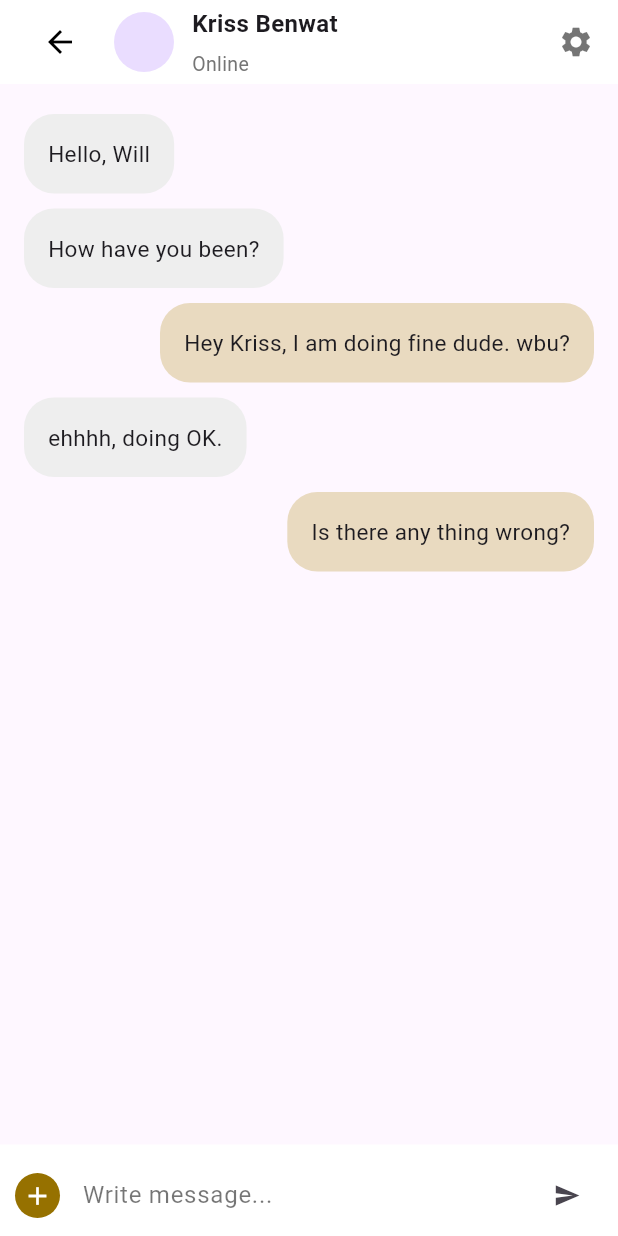
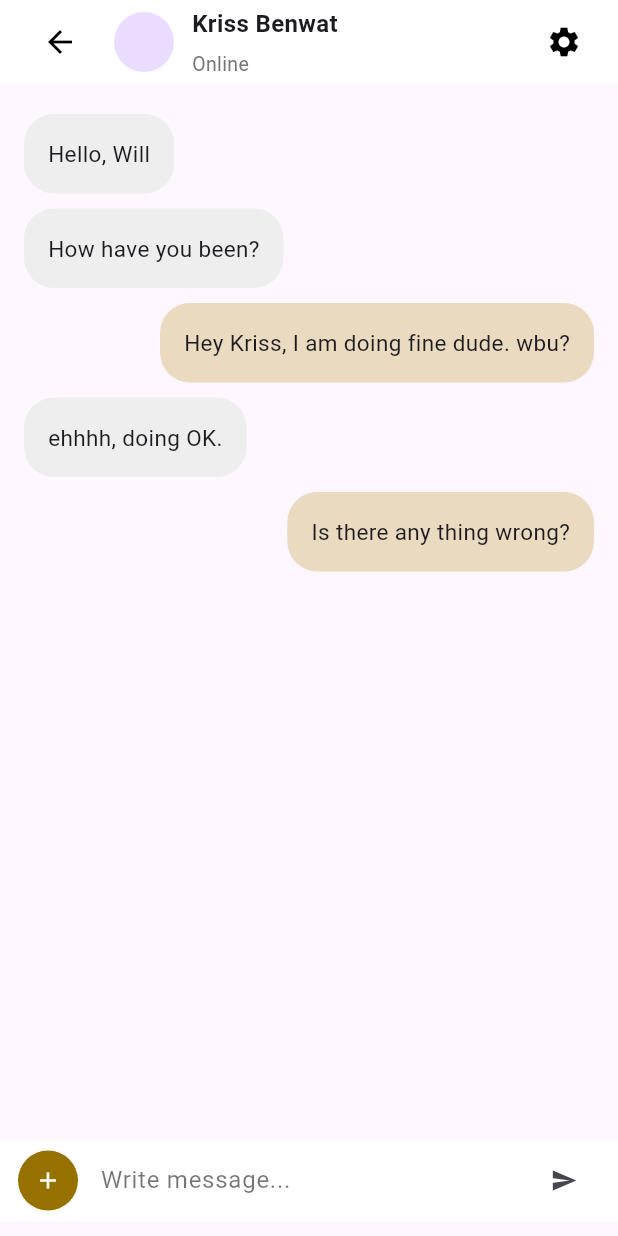
Before and after one commit to rndvouz/rndvouz_mobile_app, a Flutter app: the HomeNotification screen opened directly, after a tap on the "add" icon, after a tap on "New Message", on a phone screen of 412 x 824 dp. Run offline on Flutter 3.47's test engine with Material 3 defaults, Android fonts, the phone set to English and light mode, and no system bars; our stand-ins replace expandable_text, firebase_core, flutter_card_swiper, flutter_riverpod, image_cropper, image_picker and 1 more; missing offline and left inert: material_theme_builder; accounts and stored records are empty.

Commit message:
fixed some UI of the chat page

```diff
--- a/lib/app.dart
+++ b/lib/app.dart
@@ -7,7 +7,7 @@ import 'features/settings/presentation/app_theme.dart';
 import 'package:flutter/material.dart';
 
 class RndvouzApp extends ConsumerWidget {
-  RndvouzApp({Key? key}) : super(key: key);
+  const RndvouzApp({Key? key}) : super(key: key);
 
   @override
   Widget build(BuildContext context, WidgetRef ref) {
@@ -20,7 +20,7 @@ class RndvouzApp extends ConsumerWidget {
       darkTheme: AppTheme.darkTheme,
       themeMode: curThemeMode,
       routes: {
-        '/login': (BuildContext context) => LoginPage(),
+        '/login': (BuildContext context) => const LoginPage(),
         //'/login': (BuildContext context) => Settings(),
         '/': (BuildContext context) => const HomeBottomNavBar(),
       },
--- a/lib/features/authentication/presentation/login_page.dart
+++ b/lib/features/authentication/presentation/login_page.dart
@@ -36,6 +36,7 @@ class LoginPage extends ConsumerWidget {
 
     return Scaffold(
       body: Center(
+        child: SingleChildScrollView(
           child: Column(
             mainAxisAlignment: MainAxisAlignment.center,
             children: [
@@ -83,7 +84,8 @@ class LoginPage extends ConsumerWidget {
                   borderRadius: BorderRadius.circular(15.0),
                 ),
                 elevation: 5,
-              margin: const EdgeInsets.symmetric(horizontal: 20, vertical: 10),
+                margin:
+                    const EdgeInsets.symmetric(horizontal: 20, vertical: 10),
                 child: Padding(
                   padding: const EdgeInsets.all(16.0),
                   child: TextFormField(
@@ -179,6 +181,7 @@ class LoginPage extends ConsumerWidget {
             ],
           ),
         ),
+      ),
     );
   }
 }
--- a/lib/features/chat/Presentation/chat.dart
+++ b/lib/features/chat/Presentation/chat.dart
@@ -25,25 +25,25 @@ class SingleChat extends StatelessWidget {
           backgroundColor: Colors.white,
           flexibleSpace: SafeArea(
             child: Container(
-              padding: EdgeInsets.only(left: 16, right: 16),
+              padding: const EdgeInsets.only(left: 16, right: 16),
               child: Row(
                 children: <Widget>[
                   IconButton(
                     onPressed: () {
                       Navigator.pop(context);
                     },
-                    icon: Icon(
+                    icon: const Icon(
                       Icons.arrow_back,
                       color: Colors.black,
                     ),
                   ),
-                  SizedBox(
+                  const SizedBox(
                     width: 12,
                   ),
-                  CircleAvatar(
+                  const CircleAvatar(
                     maxRadius: 20,
                   ),
-                  SizedBox(
+                  const SizedBox(
                     width: 12,
                   ),
                   Expanded(
@@ -51,12 +51,12 @@ class SingleChat extends StatelessWidget {
                       crossAxisAlignment: CrossAxisAlignment.start,
                       mainAxisAlignment: MainAxisAlignment.center,
                       children: <Widget>[
-                        Text(
+                        const Text(
                           "Kriss Benwat",
                           style: TextStyle(
                               fontSize: 16, fontWeight: FontWeight.w600),
                         ),
-                        SizedBox(
+                        const SizedBox(
                           height: 6,
                         ),
                         Text(
@@ -67,12 +67,19 @@ class SingleChat extends StatelessWidget {
                       ],
                     ),
                   ),
-                  SizedBox(
+                  const SizedBox(
                     width: 12,
-                  ), // Add some padding
-                  Icon(
-                    Icons.settings,
-                    color: Colors.black54,
+                  ),
+                  CircleAvatar(
+                    backgroundColor: Colors.transparent,
+                    child: IconButton(
+                      onPressed: () {},
+                      icon: const Icon(
+                        Icons.settings,
+                        // size: 18,
+                        color: Colors.black,
+                      ),
+                    ),
                   ),
                 ],
               ),
@@ -84,11 +91,11 @@ class SingleChat extends StatelessWidget {
             ListView.builder(
               itemCount: messages.length,
               shrinkWrap: true,
-              padding: EdgeInsets.only(top: 10),
-              physics: NeverScrollableScrollPhysics(),
+              padding: const EdgeInsets.only(top: 10),
+              physics: const NeverScrollableScrollPhysics(),
               itemBuilder: (context, index) {
                 return Container(
-                  padding: EdgeInsets.only(left: 16, right: 16, top: 10),
+                  padding: const EdgeInsets.only(left: 16, right: 16, top: 10),
                   child: Align(
                     alignment: (messages[index].messageType == "receiver"
                         ? Alignment.topLeft
@@ -100,10 +107,10 @@ class SingleChat extends StatelessWidget {
                             ? Colors.grey.shade200
                             : colorCream2),
                       ),
-                      padding: EdgeInsets.all(16),
+                      padding: const EdgeInsets.all(16),
                       child: Text(
                         messages[index].messageContent,
-                        style: TextStyle(fontSize: 15),
+                        style: const TextStyle(fontSize: 15),
                       ),
                     ),
                   ),
@@ -115,33 +122,26 @@ class SingleChat extends StatelessWidget {
                   MainAxisAlignment.end, // Align the children at the bottom
               children: <Widget>[
                 Container(
-                  padding:
-                      EdgeInsets.only(left: 10, right: 10, top: 10, bottom: 3),
+                  padding: const EdgeInsets.only(
+                      left: 12, right: 12, top: 3, bottom: 3),
                   color: Colors.white,
                   child: Row(
                     children: <Widget>[
-                      GestureDetector(
-                        onTap: () {
-                          // Handle onTap
-                        },
-                        child: Container(
-                          height: 30,
-                          width: 30,
-                          decoration: BoxDecoration(
-                            color: secondaryBrown,
-                            borderRadius: BorderRadius.circular(30),
-                          ),
-                          child: Icon(
+                      CircleAvatar(
+                        backgroundColor: secondaryBrown,
+                        child: IconButton(
+                          onPressed: () {},
+                          icon: const Icon(
                             Icons.add,
+                            size: 18,
                             color: Colors.white,
-                            size: 20,
                           ),
                         ),
                       ),
-                      SizedBox(
+                      const SizedBox(
                         width: 15,
                       ),
-                      Expanded(
+                      const Expanded(
                         child: TextField(
                           decoration: InputDecoration(
                             hintText: "Write message...",
@@ -152,7 +152,7 @@ class SingleChat extends StatelessWidget {
                       ),
                       IconButton(
                         onPressed: () {},
-                        icon: Icon(
+                        icon: const Icon(
                           Icons.send,
                           size: 18,
                         ),
@@ -160,6 +160,9 @@ class SingleChat extends StatelessWidget {
                     ],
                   ),
                 ),
+                MediaQuery.of(context).viewInsets.bottom == 0
+                    ? const SizedBox(height: 10)
+                    : const SizedBox(height: 0),
               ],
             ),
           ],
--- a/lib/features/home/presentation/home_browse.dart
+++ b/lib/features/home/presentation/home_browse.dart
@@ -4,8 +4,6 @@ import 'package:rndvouz/features/swipe/presentation/swipe_feature.dart';
 import 'package:flutter/material.dart';
 
 import '../../common/data/colors.dart';
-import '../../merchandise/domain/merchandise_garment.dart';
-
 // Change to Stateful when you can tap on image to view more information about it
 class HomeBrowseOrSwipe extends StatelessWidget {
   const HomeBrowseOrSwipe({Key? key}) : super(key: key);
@@ -25,7 +23,7 @@ class HomeBrowseOrSwipe extends StatelessWidget {
     return allMerchandise.map((merch) {
       return Card(
         elevation: 0.0,
-        margin: EdgeInsets.all(0.5),
+        margin: const EdgeInsets.all(0.5),
         child: Column(
           crossAxisAlignment: CrossAxisAlignment.start,
           children: <Widget>[
--- a/lib/features/home/presentation/home_notification.dart
+++ b/lib/features/home/presentation/home_notification.dart
@@ -1,7 +1,6 @@
 import 'dart:async';
 import 'package:flutter/material.dart';
 import 'package:intl/intl.dart';
-import 'package:stream_channel/stream_channel.dart';
 import 'package:rndvouz/features/chat/Presentation/chat.dart';
 
 class HomeNotification extends StatefulWidget {
@@ -33,8 +32,8 @@ class _HomeNotificationState extends State<HomeNotification> {
         backgroundColor: Colors.white,
         flexibleSpace: SafeArea(
           child: Container(
-            padding: EdgeInsets.only(left: 16, top: 16, right: 16),
-            child: Row(
+            padding: const EdgeInsets.only(left: 16, top: 16, right: 16),
+            child: const Row(
               mainAxisAlignment: MainAxisAlignment.spaceBetween,
               children: <Widget>[
                 Text(
@@ -45,8 +44,13 @@ class _HomeNotificationState extends State<HomeNotification> {
                     color: Colors.black,
                   ),
                 ),
-                SizedBox(width: 12,),
-                Icon(Icons.settings, color: Colors.black54,),
+                SizedBox(
+                  width: 12,
+                ),
+                Icon(
+                  Icons.settings,
+                  color: Colors.black54,
+                ),
               ],
             ),
           ),
@@ -58,7 +62,7 @@ class _HomeNotificationState extends State<HomeNotification> {
           if (snapshot.hasData) {
             return buildChatList(snapshot.data!);
           } else {
-            return Center(
+            return const Center(
               child: CircularProgressIndicator(),
             );
           }
@@ -73,15 +77,15 @@ class _HomeNotificationState extends State<HomeNotification> {
           );
           _streamController.sink.add(message);
         },
-        child: Icon(Icons.add),
+        child: const Icon(Icons.add),
       ),
       floatingActionButtonLocation: FloatingActionButtonLocation.centerDocked,
       bottomNavigationBar: BottomAppBar(
-          elevation: 0,
-          child: Container(
+        elevation: 0,
+        child: Container(
           height: 60.0,
           color: Colors.transparent,
-          ),
+        ),
       ),
     );
   }
@@ -95,15 +99,15 @@ class _HomeNotificationState extends State<HomeNotification> {
             _onMessageClicked(message);
           },
           child: ListTile(
-            leading: CircleAvatar(
+            leading: const CircleAvatar(
               child: Icon(Icons.person),
             ),
             title: Text(message.text),
             subtitle: Text(
               DateFormat('HH:mm').format(message.timestamp),
-              style: TextStyle(fontSize: 12.0),
+              style: const TextStyle(fontSize: 12.0),
             ),
-            trailing: message.isMe ? null : Icon(Icons.person),
+            trailing: message.isMe ? null : const Icon(Icons.person),
             tileColor: message.isMe ? Colors.blue.withOpacity(0.2) : null,
           ),
         );
@@ -115,14 +119,11 @@ class _HomeNotificationState extends State<HomeNotification> {
     Navigator.push(
       context,
       MaterialPageRoute(
-        builder: (context) => SingleChat(),
+        builder: (context) => const SingleChat(),
       ),
     );
   }
-
 }
-
-
 
 class ChatMessage {
   final String text;
--- a/lib/features/home/presentation/home_profile.dart
+++ b/lib/features/home/presentation/home_profile.dart
@@ -186,7 +186,7 @@ class HomeProfile extends ConsumerWidget {
                     ),
                   ],
                 ),
-                SizedBox(height: 10),
+                const SizedBox(height: 10),
                 // Conditional content based on the selected tab
                 if (ref.read(selectedTabProvider.notifier).state == 'Selling')
                   ..._buildSellingItems(currentUser),
@@ -234,7 +234,7 @@ class HomeProfile extends ConsumerWidget {
       // If the row has fewer than 3 items, add empty cards to complete the row
       while (rowItems.length < 3) {
         rowItems.add(
-          Expanded(
+          const Expanded(
             child: Card(),
           ),
         );
@@ -283,7 +283,7 @@ class HomeProfile extends ConsumerWidget {
       // If the row has fewer than 3 items, add empty cards to complete the row
       while (rowItems.length < 3) {
         rowItems.add(
-          Expanded(
+          const Expanded(
             child: Card(),
           ),
         );
--- a/lib/features/home/presentation/home_search.dart
+++ b/lib/features/home/presentation/home_search.dart
@@ -6,13 +6,13 @@ class HomeSearch extends StatelessWidget {
 
   @override
   Widget build(BuildContext context) {
-    return Scaffold(
+    return const Scaffold(
       body: Center(
         child: Column(
           mainAxisAlignment: MainAxisAlignment.center,
           crossAxisAlignment: CrossAxisAlignment.center,
           children: [
-            const Text("SEARCH PAGE TO BE IMPLEMENTED!"),
+            Text("SEARCH PAGE TO BE IMPLEMENTED!"),
           ],
         ),
       ),
--- a/lib/features/home/presentation/home_upload_item.dart
+++ b/lib/features/home/presentation/home_upload_item.dart
@@ -6,7 +6,7 @@ class HomeUploadItem extends StatelessWidget {
 
   @override
   Widget build(BuildContext context) {
-    return Scaffold(
+    return const Scaffold(
       body: Center(
         child: Column(
           mainAxisAlignment: MainAxisAlignment.center,
--- a/lib/features/settings/presentation/app_theme.dart
+++ b/lib/features/settings/presentation/app_theme.dart
@@ -44,10 +44,10 @@ ThemeData _buildAppTheme(String mode) {
     // highlightColor: Colors.transparent,
     // hoverColor: Colors.transparent,
     // scaffoldBackgroundColor: colorCream1,
-    appBarTheme: AppBarTheme(
+    appBarTheme: const AppBarTheme(
       backgroundColor: primaryGreen,
     ),
-    bottomNavigationBarTheme: BottomNavigationBarThemeData(
+    bottomNavigationBarTheme: const BottomNavigationBarThemeData(
       backgroundColor: primaryGreen,
     ),
     // cardTheme: CardTheme(
--- a/lib/features/setup_process/presentation/individual/individual_setup_swipe.dart
+++ b/lib/features/setup_process/presentation/individual/individual_setup_swipe.dart
@@ -63,7 +63,7 @@ class _IndividualSetupSwipeState extends State<IndividualSetupSwipe> {
           crossAxisAlignment: CrossAxisAlignment.center,
           children: [
             SetupTopBar(state: 'swipe'),
-            SizedBox(
+            const SizedBox(
               height: 40.0,
             ),
             Flexible(
@@ -110,7 +110,7 @@ class _IndividualSetupSwipeState extends State<IndividualSetupSwipe> {
                       ),
                     ],
                   ),
-                  SizedBox(
+                  const SizedBox(
                     height: 10.0,
                   ),
                   Row(
--- a/lib/features/setup_process/presentation/setup_profile.dart
+++ b/lib/features/setup_process/presentation/setup_profile.dart
@@ -134,7 +134,7 @@ class ImageSelectionButton extends StatefulWidget {
       : super(key: key);
 
   @override
-  _ImageSelectionButtonState createState() => _ImageSelectionButtonState();
+  State<ImageSelectionButton> createState() => _ImageSelectionButtonState();
 }
 
 class _ImageSelectionButtonState extends State<ImageSelectionButton> {
--- a/lib/features/swipe/presentation/new_swipe_card.dart
+++ b/lib/features/swipe/presentation/new_swipe_card.dart
@@ -31,7 +31,7 @@ class NewSwipeCard extends StatelessWidget {
     return Row(
       mainAxisAlignment: MainAxisAlignment.center,
       children: [
-        SizedBox(height: 100),
+        const SizedBox(height: 100),
         Container(
           height: heightSet,
           width: 280,
@@ -43,7 +43,7 @@ class NewSwipeCard extends StatelessWidget {
                 color: Colors.black.withOpacity(0.2),
                 blurRadius: 15.0,
                 // spreadRadius: 2,
-                offset: Offset(0, 4),
+                offset: const Offset(0, 4),
               ),
             ],
           ),
@@ -77,7 +77,7 @@ class NewSwipeCard extends StatelessWidget {
                       children: [
                         Text(
                           textAlign: TextAlign.center,
-                          style: TextStyle(
+                          style: const TextStyle(
                               fontWeight: FontWeight.bold, fontSize: 11),
                           merchandise.merchName,
                         ),
--- a/pubspec.yaml
+++ b/pubspec.yaml
@@ -47,6 +47,7 @@ dependencies:
   cloud_firestore: ^4.13.0
   firebase_ui_auth: ^1.10.0
   stream_channel: ^2.1.1
+  intl: ^0.18.1
 
 dev_dependencies:
   flutter_test:
```
Also changed, not shown: lib/features/home/presentation/home_bottom_nav_bar.dart (+15 -14 lines), lib/features/merchandise/domain/merchandise_db.dart (+11 -10 lines), lib/features/setup_process/presentation/user_type.dart (+5 -5 lines), lib/features/swipe/presentation/swipe_feature.dart (+3 -4 lines), pubspec.lock, 1 other file. Lines whose indentation alone changed are shown as unchanged.
